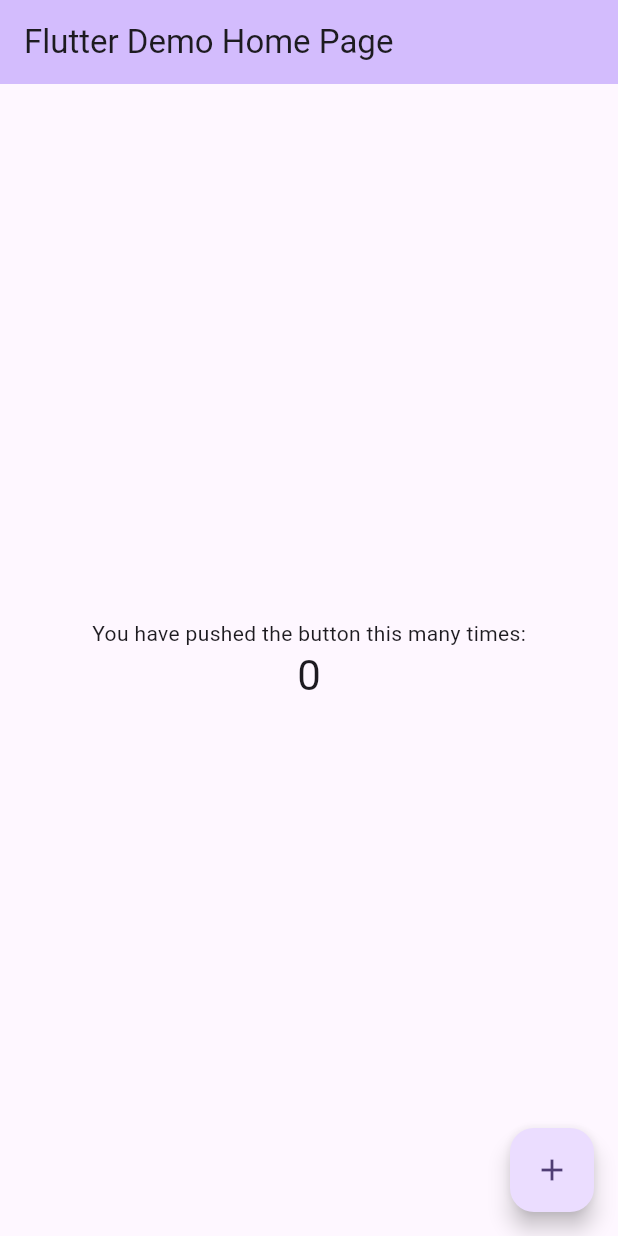
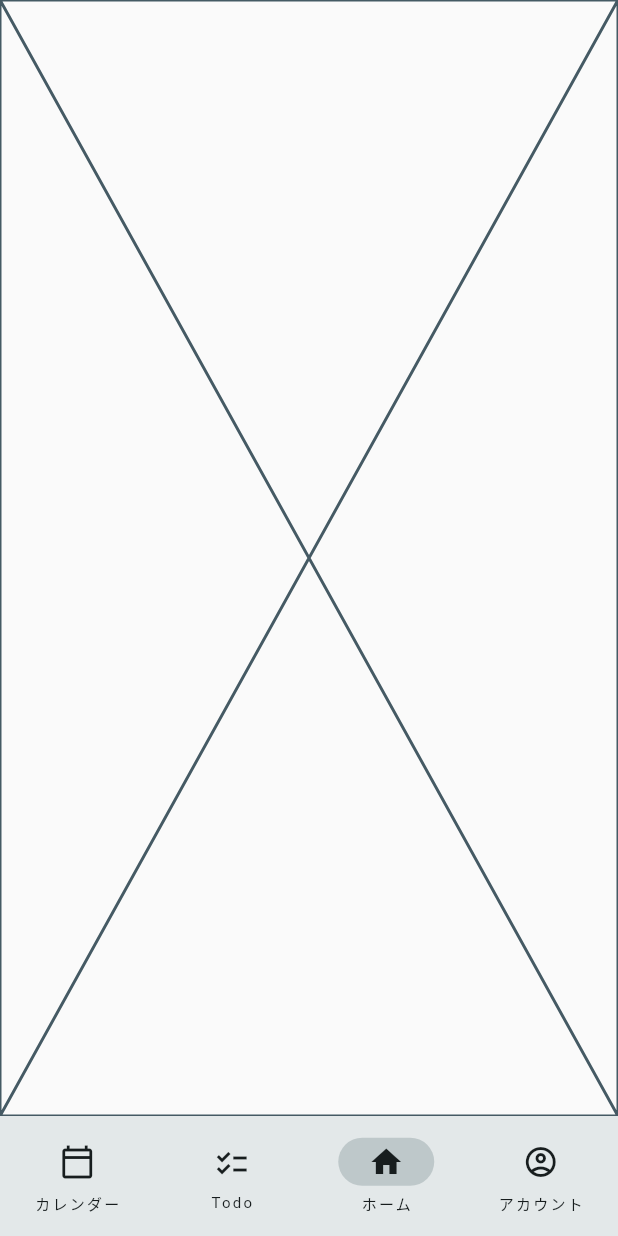
Before and after one commit to OIC-2024-1B18KN-Nakahira/Keseranpaseran, a Flutter app: the screen it shows after launch, on a phone screen of 412 x 824 dp. Run offline on Flutter 3.47's test engine with Material 3 defaults, Android fonts, the phone set to English and light mode, and no system bars; our stand-ins replace go_router.

Commit message:
ナビゲーションバーの実装

```diff
--- /dev/null
+++ b/lib/3.dart
@@ -0,0 +1,11 @@
+
+import 'package:flutter/material.dart';
+
+class Calender extends StatelessWidget {
+  const Calender({super.key});
+
+  @override
+  Widget build(BuildContext context) {
+    return const Placeholder();
+  }
+}
--- /dev/null
+++ b/lib/4.dart
@@ -0,0 +1,10 @@
+import 'package:flutter/material.dart';
+
+class Todo extends StatelessWidget {
+  const Todo({super.key});
+
+  @override
+  Widget build(BuildContext context) {
+    return const Placeholder();
+  }
+}
--- /dev/null
+++ b/lib/5.dart
@@ -0,0 +1,10 @@
+import 'package:flutter/material.dart';
+
+class Home extends StatelessWidget {
+  const Home({super.key});
+
+  @override
+  Widget build(BuildContext context) {
+    return const Placeholder();
+  }
+}
--- /dev/null
+++ b/lib/6.dart
@@ -0,0 +1,10 @@
+import 'package:flutter/material.dart';
+
+class Account extends StatelessWidget {
+  const Account({super.key});
+
+  @override
+  Widget build(BuildContext context) {
+    return const Placeholder();
+  }
+}
--- a/lib/main.dart
+++ b/lib/main.dart
@@ -1,122 +1,6 @@
 import 'package:flutter/material.dart';
+import 'router.dart';
 
 void main() {
-  runApp(const MyApp());
+  runApp(AppRouter());
 }
-
-class MyApp extends StatelessWidget {
-  const MyApp({super.key});
-
-  // This widget is the root of your application.
-  @override
-  Widget build(BuildContext context) {
-    return MaterialApp(
-      title: 'Flutter Demo',
-      theme: ThemeData(
-        // This is the theme of your application.
-        //
-        // TRY THIS: Try running your application with "flutter run". You'll see
-        // the application has a purple toolbar. Then, without quitting the app,
-        // try changing the seedColor in the colorScheme below to Colors.green
-        // and then invoke "hot reload" (save your changes or press the "hot
-        // reload" button in a Flutter-supported IDE, or press "r" if you used
-        // the command line to start the app).
-        //
-        // Notice that the counter didn't reset back to zero; the application
-        // state is not lost during the reload. To reset the state, use hot
-        // restart instead.
-        //
-        // This works for code too, not just values: Most code changes can be
-        // tested with just a hot reload.
-        colorScheme: ColorScheme.fromSeed(seedColor: Colors.deepPurple),
-      ),
-      home: const MyHomePage(title: 'Flutter Demo Home Page'),
-    );
-  }
-}
-
-class MyHomePage extends StatefulWidget {
-  const MyHomePage({super.key, required this.title});
-
-  // This widget is the home page of your application. It is stateful, meaning
-  // that it has a State object (defined below) that contains fields that affect
-  // how it looks.
-
-  // This class is the configuration for the state. It holds the values (in this
-  // case the title) provided by the parent (in this case the App widget) and
-  // used by the build method of the State. Fields in a Widget subclass are
-  // always marked "final".
-
-  final String title;
-
-  @override
-  State<MyHomePage> createState() => _MyHomePageState();
-}
-
-class _MyHomePageState extends State<MyHomePage> {
-  int _counter = 0;
-
-  void _incrementCounter() {
-    setState(() {
-      // This call to setState tells the Flutter framework that something has
-      // changed in this State, which causes it to rerun the build method below
-      // so that the display can reflect the updated values. If we changed
-      // _counter without calling setState(), then the build method would not be
-      // called again, and so nothing would appear to happen.
-      _counter++;
-    });
-  }
-
-  @override
-  Widget build(BuildContext context) {
-    // This method is rerun every time setState is called, for instance as done
-    // by the _incrementCounter method above.
-    //
-    // The Flutter framework has been optimized to make rerunning build methods
-    // fast, so that you can just rebuild anything that needs updating rather
-    // than having to individually change instances of widgets.
-    return Scaffold(
-      appBar: AppBar(
-        // TRY THIS: Try changing the color here to a specific color (to
-        // Colors.amber, perhaps?) and trigger a hot reload to see the AppBar
-        // change color while the other colors stay the same.
-        backgroundColor: Theme.of(context).colorScheme.inversePrimary,
-        // Here we take the value from the MyHomePage object that was created by
-        // the App.build method, and use it to set our appbar title.
-        title: Text(widget.title),
-      ),
-      body: Center(
-        // Center is a layout widget. It takes a single child and positions it
-        // in the middle of the parent.
-        child: Column(
-          // Column is also a layout widget. It takes a list of children and
-          // arranges them vertically. By default, it sizes itself to fit its
-          // children horizontally, and tries to be as tall as its parent.
-          //
-          // Column has various properties to control how it sizes itself and
-          // how it positions its children. Here we use mainAxisAlignment to
-          // center the children vertically; the main axis here is the vertical
-          // axis because Columns are vertical (the cross axis would be
-          // horizontal).
-          //
-          // TRY THIS: Invoke "debug painting" (choose the "Toggle Debug Paint"
-          // action in the IDE, or press "p" in the console), to see the
-          // wireframe for each widget.
-          mainAxisAlignment: MainAxisAlignment.center,
-          children: <Widget>[
-            const Text('You have pushed the button this many times:'),
-            Text(
-              '$_counter',
-              style: Theme.of(context).textTheme.headlineMedium,
-            ),
-          ],
-        ),
-      ),
-      floatingActionButton: FloatingActionButton(
-        onPressed: _incrementCounter,
-        tooltip: 'Increment',
-        child: const Icon(Icons.add),
-      ), // This trailing comma makes auto-formatting nicer for build methods.
-    );
-  }
-}
--- /dev/null
+++ b/lib/router.dart
@@ -0,0 +1,119 @@
+import 'package:flutter/cupertino.dart';
+import 'package:flutter/material.dart';
+import 'package:go_router/go_router.dart';
+import 'package:keseranpaseran/3.dart';
+import 'package:keseranpaseran/4.dart';
+import 'package:keseranpaseran/5.dart';
+import 'package:keseranpaseran/6.dart';
+
+final GlobalKey<NavigatorState> rootNavigatorKey = GlobalKey<NavigatorState>();
+final GlobalKey<NavigatorState> calendarNavigatorKey =
+    GlobalKey<NavigatorState>();
+final GlobalKey<NavigatorState> todoNavigatorKey = GlobalKey<NavigatorState>();
+final GlobalKey<NavigatorState> homeNavigatorKey = GlobalKey<NavigatorState>();
+final GlobalKey<NavigatorState> accountNavigatorKey =
+    GlobalKey<NavigatorState>();
+
+class AppRouter extends StatelessWidget {
+  AppRouter({super.key});
+
+  final router = GoRouter(
+    initialLocation: '/home',
+    navigatorKey: rootNavigatorKey,
+    routes: [
+      StatefulShellRoute.indexedStack(
+        parentNavigatorKey: rootNavigatorKey,
+        builder: (context, state, navigationShell) {
+          return AppNavigationBar(navigationShell: navigationShell);
+        },
+        branches: [
+          StatefulShellBranch(
+            navigatorKey: calendarNavigatorKey,
+            routes: [
+              GoRoute(
+                path: '/calendar',
+                builder: (context, state) => const Calender(),
+              ),
+            ],
+          ),
+          StatefulShellBranch(
+            navigatorKey: todoNavigatorKey,
+            routes: [
+              GoRoute(path: '/todo', builder: (context, state) => const Todo()),
+            ],
+          ),
+          StatefulShellBranch(
+            navigatorKey: homeNavigatorKey,
+            routes: [
+              GoRoute(path: '/home', builder: (context, state) => const Home()),
+            ],
+          ),
+          StatefulShellBranch(
+            navigatorKey: accountNavigatorKey,
+            routes: [
+              GoRoute(
+                path: '/account',
+                builder: (context, state) => const Account(),
+              ),
+            ],
+          ),
+        ],
+      ),
+    ],
+  );
+
+  @override
+  Widget build(BuildContext context) {
+    return MaterialApp.router(
+      routerConfig: router,
+      theme: ThemeData(
+        colorScheme: ColorScheme.fromSeed(
+          seedColor: const Color.fromARGB(255, 239, 239, 239),
+        ),
+        useMaterial3: false,
+        primaryIconTheme: const IconThemeData(color: Colors.black),
+      ),
+    );
+  }
+}
+
+class AppNavigationBar extends StatelessWidget {
+  const AppNavigationBar({super.key, required this.navigationShell});
+
+  final StatefulNavigationShell navigationShell;
+
+  @override
+  Widget build(BuildContext context) {
+    return Scaffold(
+      body: navigationShell,
+      bottomNavigationBar: NavigationBar(
+        selectedIndex: navigationShell.currentIndex,
+        onDestinationSelected: (index) {
+          navigationShell.goBranch(index); // インデックスに基づいて画面を切り替える
+        },
+        destinations: [
+          NavigationDestination(
+            icon: const Icon(Icons.calendar_today_outlined),
+            label: 'カレンダー',
+            selectedIcon: const Icon(Icons.calendar_today),
+          ),
+          NavigationDestination(
+            icon: const Icon(Icons.checklist_outlined),
+            label: 'Todo',
+            selectedIcon: const Icon(Icons.checklist),
+          ),
+          NavigationDestination(
+            icon: const Icon(Icons.home_outlined),
+            label: 'ホーム',
+            selectedIcon: const Icon(Icons.home),
+          ),
+          NavigationDestination(
+            icon: const Icon(Icons.account_circle_outlined),
+            label: 'アカウント',
+            selectedIcon: const Icon(Icons.account_circle),
+          ),
+        ],
+      ),
+    );
+  }
+}
--- a/pubspec.yaml
+++ b/pubspec.yaml
@@ -30,6 +30,7 @@ environment:
 dependencies:
   flutter:
     sdk: flutter
+  go_router: ^14.8.1
 
   # The following adds the Cupertino Icons font to your application.
   # Use with the CupertinoIcons class for iOS style icons.
```
Also changed, not shown: lib/1.dart (added), lib/2.dart (added), pubspec.lock.
